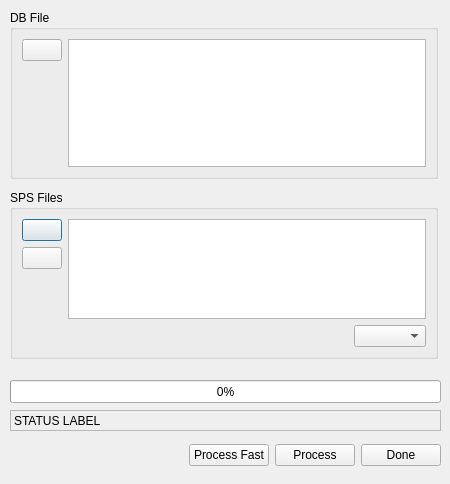
Old version of the form ui/UIDbUpdateForm.ui in the repository mysiar/seismic-offset-check.
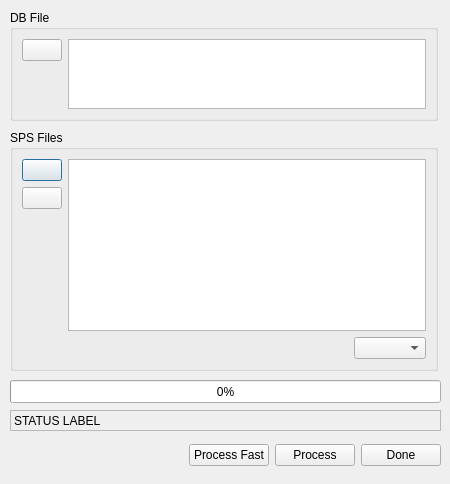
New version of the form. Icons and pictures are not drawn.

The edit to the form file:
```diff
--- a/ui/UIDbUpdateForm.ui
+++ b/ui/UIDbUpdateForm.ui
@@ -29,9 +29,9 @@
    <property name="geometry">
     <rect>
      <x>10</x>
-     <y>190</y>
+     <y>130</y>
      <width>428</width>
-     <height>169</height>
+     <height>241</height>
     </rect>
    </property>
    <property name="sizePolicy">
@@ -155,7 +155,7 @@
      <x>10</x>
      <y>10</y>
      <width>428</width>
-     <height>169</height>
+     <height>111</height>
     </rect>
    </property>
    <property name="sizePolicy">
```
